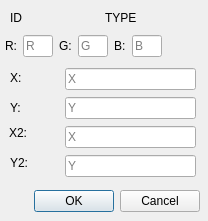
This is lib/QTforms/objectpropertieswindow.ui in 109spbu2sem/Project as Qt 5 draws it before an edit. The edited form follows.
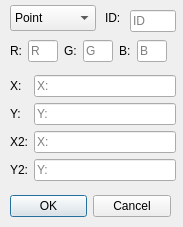
This is the edited form.

```diff
--- a/lib/QTforms/objectpropertieswindow.ui
+++ b/lib/QTforms/objectpropertieswindow.ui
@@ -6,8 +6,8 @@
    <rect>
     <x>0</x>
     <y>0</y>
-    <width>208</width>
-    <height>221</height>
+    <width>183</width>
+    <height>227</height>
    </rect>
   </property>
   <property name="sizePolicy">
@@ -18,8 +18,14 @@
   </property>
   <property name="minimumSize">
    <size>
-    <width>208</width>
-    <height>198</height>
+    <width>183</width>
+    <height>227</height>
+   </size>
+  </property>
+  <property name="maximumSize">
+   <size>
+    <width>183</width>
+    <height>227</height>
    </size>
   </property>
   <property name="windowTitle">
@@ -28,9 +34,9 @@
   <widget class="QDialogButtonBox" name="buttonBox">
    <property name="geometry">
     <rect>
-     <x>-1</x>
-     <y>185</y>
-     <width>201</width>
+     <x>10</x>
+     <y>190</y>
+     <width>161</width>
      <height>32</height>
     </rect>
    </property>
@@ -44,135 +50,16 @@
     <bool>false</bool>
    </property>
   </widget>
-  <widget class="QLabel" name="label">
+  <widget class="QWidget" name="layoutWidget_3">
    <property name="geometry">
     <rect>
      <x>10</x>
-     <y>70</y>
-     <width>41</width>
-     <height>16</height>
-    </rect>
-   </property>
-   <property name="text">
-    <string>X:</string>
-   </property>
-  </widget>
-  <widget class="QLabel" name="label_2">
-   <property name="geometry">
-    <rect>
-     <x>10</x>
-     <y>100</y>
-     <width>41</width>
-     <height>16</height>
-    </rect>
-   </property>
-   <property name="text">
-    <string>Y:</string>
-   </property>
-  </widget>
-  <widget class="QLabel" name="label_4">
-   <property name="geometry">
-    <rect>
-     <x>10</x>
-     <y>155</y>
-     <width>41</width>
-     <height>16</height>
-    </rect>
-   </property>
-   <property name="text">
-    <string>Y2:</string>
-   </property>
-  </widget>
-  <widget class="QLabel" name="label_3">
-   <property name="geometry">
-    <rect>
-     <x>9</x>
-     <y>125</y>
-     <width>51</width>
-     <height>16</height>
-    </rect>
-   </property>
-   <property name="text">
-    <string>X2:</string>
-   </property>
-  </widget>
-  <widget class="QLineEdit" name="textY1">
-   <property name="geometry">
-    <rect>
-     <x>65</x>
-     <y>97</y>
-     <width>131</width>
-     <height>22</height>
-    </rect>
-   </property>
-   <property name="placeholderText">
-    <string>Y</string>
-   </property>
-  </widget>
-  <widget class="QLineEdit" name="textX2">
-   <property name="enabled">
-    <bool>true</bool>
-   </property>
-   <property name="geometry">
-    <rect>
-     <x>65</x>
-     <y>126</y>
-     <width>131</width>
-     <height>22</height>
-    </rect>
-   </property>
-   <property name="placeholderText">
-    <string>X</string>
-   </property>
-   <property name="clearButtonEnabled">
-    <bool>false</bool>
-   </property>
-  </widget>
-  <widget class="QLineEdit" name="textX1">
-   <property name="enabled">
-    <bool>true</bool>
-   </property>
-   <property name="geometry">
-    <rect>
-     <x>65</x>
-     <y>68</y>
-     <width>131</width>
-     <height>22</height>
-    </rect>
-   </property>
-   <property name="text">
-    <string/>
-   </property>
-   <property name="placeholderText">
-    <string>X</string>
-   </property>
-  </widget>
-  <widget class="QLineEdit" name="textY2">
-   <property name="enabled">
-    <bool>true</bool>
-   </property>
-   <property name="geometry">
-    <rect>
-     <x>65</x>
-     <y>155</y>
-     <width>131</width>
-     <height>22</height>
-    </rect>
-   </property>
-   <property name="placeholderText">
-    <string>Y</string>
-   </property>
-  </widget>
-  <widget class="QWidget" name="layoutWidget">
-   <property name="geometry">
-    <rect>
-     <x>5</x>
-     <y>35</y>
+     <y>40</y>
      <width>166</width>
      <height>24</height>
     </rect>
    </property>
-   <layout class="QHBoxLayout" name="horizontalLayout_2">
+   <layout class="QHBoxLayout" name="horizontalLayout_3">
     <property name="sizeConstraint">
      <enum>QLayout::SetFixedSize</enum>
     </property>
@@ -256,32 +143,149 @@
     </item>
    </layout>
   </widget>
-  <widget class="QLabel" name="typeLabel">
-   <property name="geometry">
-    <rect>
-     <x>105</x>
-     <y>10</y>
-     <width>91</width>
-     <height>16</height>
-    </rect>
-   </property>
-   <property name="text">
-    <string>TYPE</string>
-   </property>
-  </widget>
-  <widget class="QLabel" name="idLabel">
+  <widget class="QComboBox" name="typesOfObjects">
    <property name="geometry">
     <rect>
      <x>10</x>
-     <y>10</y>
+     <y>5</y>
      <width>86</width>
-     <height>16</height>
+     <height>26</height>
     </rect>
    </property>
-   <property name="text">
+   <item>
+    <property name="text">
+     <string>Point</string>
+    </property>
+   </item>
+   <item>
+    <property name="text">
+     <string>Segment</string>
+    </property>
+   </item>
+   <item>
+    <property name="text">
+     <string>Circle</string>
+    </property>
+   </item>
+  </widget>
+  <widget class="QLineEdit" name="editID">
+   <property name="geometry">
+    <rect>
+     <x>130</x>
+     <y>10</y>
+     <width>46</width>
+     <height>22</height>
+    </rect>
+   </property>
+   <property name="inputMethodHints">
+    <set>Qt::ImhDigitsOnly|Qt::ImhFormattedNumbersOnly</set>
+   </property>
+   <property name="placeholderText">
     <string>ID</string>
    </property>
   </widget>
+  <widget class="QLabel" name="label_5">
+   <property name="geometry">
+    <rect>
+     <x>105</x>
+     <y>10</y>
+     <width>26</width>
+     <height>16</height>
+    </rect>
+   </property>
+   <property name="text">
+    <string>ID:</string>
+   </property>
+  </widget>
+  <widget class="QWidget" name="layoutWidget_2">
+   <property name="geometry">
+    <rect>
+     <x>10</x>
+     <y>75</y>
+     <width>166</width>
+     <height>111</height>
+    </rect>
+   </property>
+   <layout class="QFormLayout" name="formLayout">
+    <item row="0" column="0">
+     <widget class="QLabel" name="labelX1">
+      <property name="layoutDirection">
+       <enum>Qt::RightToLeft</enum>
+      </property>
+      <property name="text">
+       <string>X:</string>
+      </property>
+     </widget>
+    </item>
+    <item row="0" column="1">
+     <widget class="QLineEdit" name="editX1">
+      <property name="inputMethodHints">
+       <set>Qt::ImhDigitsOnly|Qt::ImhFormattedNumbersOnly</set>
+      </property>
+      <property name="placeholderText">
+       <string>X:</string>
+      </property>
+     </widget>
+    </item>
+    <item row="1" column="0">
+     <widget class="QLabel" name="labelY1">
+      <property name="layoutDirection">
+       <enum>Qt::RightToLeft</enum>
+      </property>
+      <property name="text">
+       <string>Y:</string>
+      </property>
+     </widget>
+    </item>
+    <item row="1" column="1">
+     <widget class="QLineEdit" name="editY1">
+      <property name="inputMethodHints">
+       <set>Qt::ImhDigitsOnly|Qt::ImhFormattedNumbersOnly</set>
+      </property>
+      <property name="placeholderText">
+       <string>Y:</string>
+      </property>
+     </widget>
+    </item>
+    <item row="2" column="0">
+     <widget class="QLabel" name="labelX2">
+      <property name="layoutDirection">
+       <enum>Qt::RightToLeft</enum>
+      </property>
+      <property name="text">
+       <string>X2:</string>
+      </property>
+     </widget>
+    </item>
+    <item row="2" column="1">
+     <widget class="QLineEdit" name="editX2">
+      <property name="inputMethodHints">
+       <set>Qt::ImhDigitsOnly|Qt::ImhFormattedNumbersOnly</set>
+      </property>
+      <property name="placeholderText">
+       <string>X:</string>
+      </property>
+     </widget>
+    </item>
+    <item row="3" column="0">
+     <widget class="QLabel" name="labelY2">
+      <property name="text">
+       <string>Y2:</string>
+      </property>
+     </widget>
+    </item>
+    <item row="3" column="1">
+     <widget class="QLineEdit" name="editY2">
+      <property name="inputMethodHints">
+       <set>Qt::ImhDigitsOnly|Qt::ImhFormattedNumbersOnly</set>
+      </property>
+      <property name="placeholderText">
+       <string>Y:</string>
+      </property>
+     </widget>
+    </item>
+   </layout>
+  </widget>
  </widget>
  <resources/>
  <connections>
```
Left out of the diff: 49 changed lines with no effect on the pictures.
